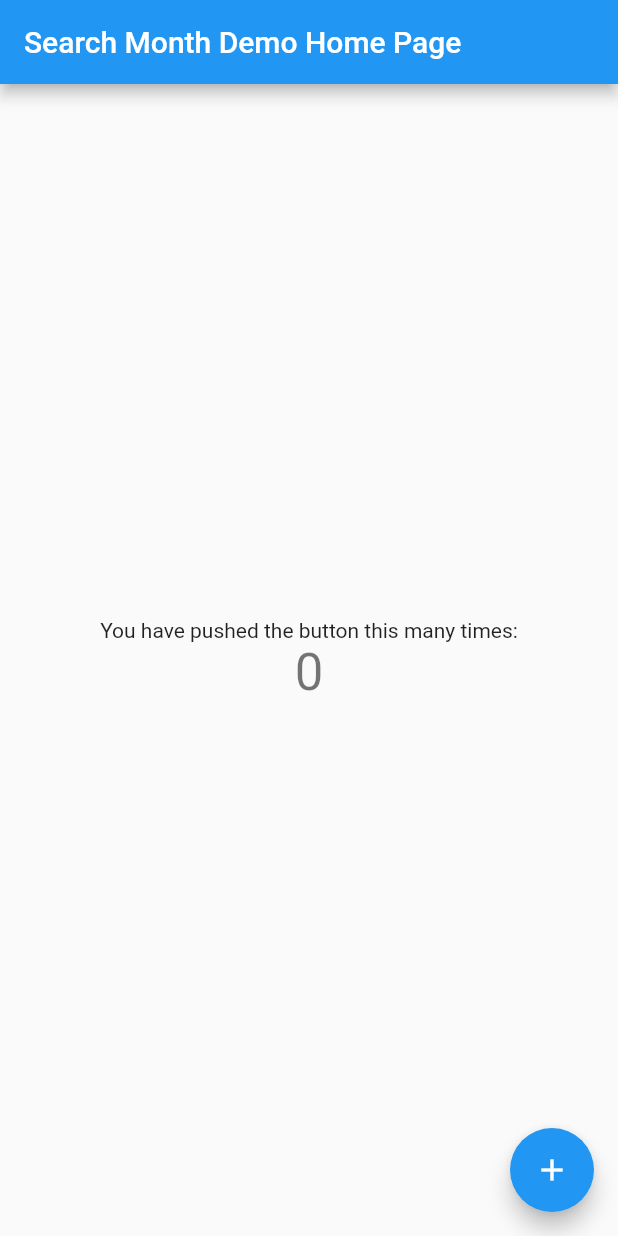
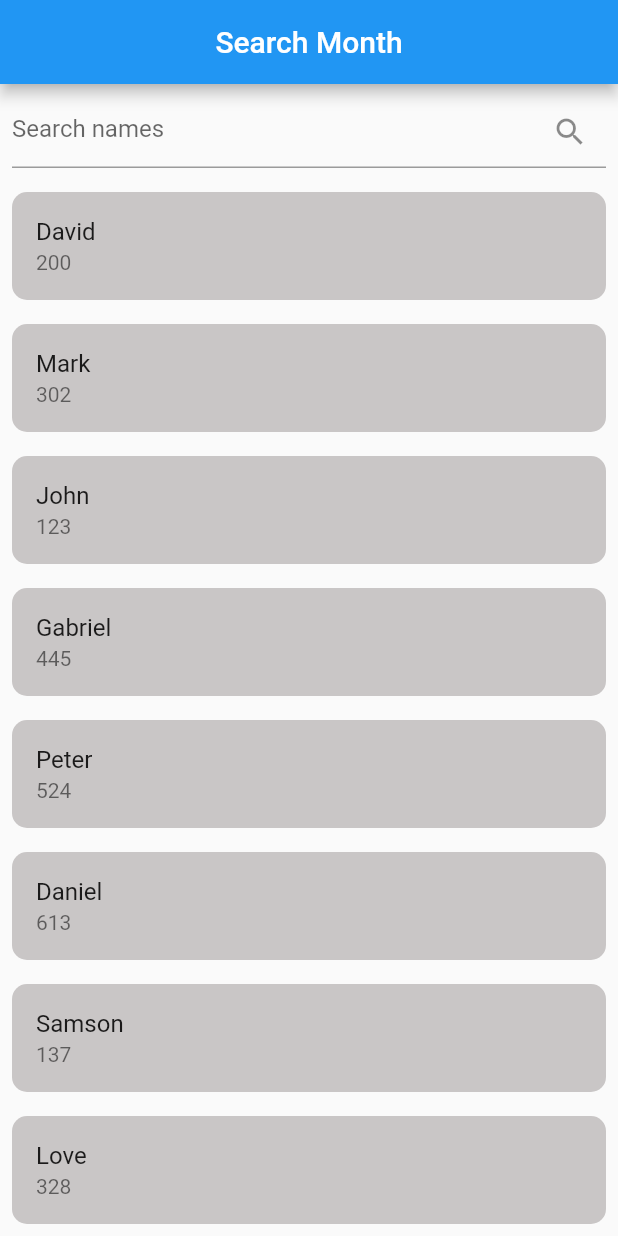
Before and after one commit to ClementPeter/search, a Flutter app: the screen it shows after launch, on a phone screen of 412 x 824 dp. Run offline on Flutter 3.47's test engine with Material 2 defaults, Android fonts, the phone set to English and light mode, and no system bars.

Commit message:
✨ Search functionality

```diff
--- a/lib/main.dart
+++ b/lib/main.dart
@@ -1,4 +1,5 @@
 import 'package:flutter/material.dart';
+import 'package:search/models/data.dart';
 
 void main() {
   runApp(const MyApp());
@@ -14,7 +15,7 @@ class MyApp extends StatelessWidget {
       theme: ThemeData(
         primarySwatch: Colors.blue,
       ),
-      home: const MyHomePage(title: 'Search Month Demo Home Page'),
+      home: const MyHomePage(title: 'Search Month'),
     );
   }
 }
@@ -29,39 +30,77 @@ class MyHomePage extends StatefulWidget {
 }
 
 class _MyHomePageState extends State<MyHomePage> {
-  int _counter = 0;
+  TextEditingController controller = TextEditingController();
 
-  void _incrementCounter() {
-    setState(() {
-      _counter++;
-    });
-  }
+  int?
+      dataLength; //variable to the text.lenght of the searched item in the TextFormField
 
+  List<Data>?
+      data; //variable that stores the full content search item after the user has searh
   @override
   Widget build(BuildContext context) {
     return Scaffold(
-      appBar: AppBar(
-        title: Text(widget.title),
-      ),
-      body: Center(
-        child: Column(
-          mainAxisAlignment: MainAxisAlignment.center,
-          children: <Widget>[
-            const Text(
-              'You have pushed the button this many times:',
+        appBar: AppBar(
+          title: Text(widget.title),
+          centerTitle: true,
+        ),
+        //Contains our TextFormfield for search
+        body: ListView(
+          children: [
+            Padding(
+              padding: const EdgeInsets.all(8.0),
+              child: TextFormField(
+                controller: controller,
+                onChanged: ((value) {
+                //  print(":::::::::::::::::::onchanged $value");
+                  setState(() {
+                    //Get the lenght of the "value" typed
+                    dataLength = socialData
+                        .where((element) =>
+                            element.title!.toLowerCase().startsWith(value))
+                        .length;
+                    print(":::::::::::::::::::onchanged $dataLength");
+
+                    //get the searched value
+                    data = socialData
+                        .where((element) =>
+                            element.title!.toLowerCase().startsWith(value))
+                        .toList();
+                    print(":::::::::::::::::::onchanged $data");
+                  });
+                }),
+                // onEditingComplete: (() {
+                //   print(
+                //       ":::::::::::::::::::onEditingcomplete ${controller.text}");
+                // }),
+                decoration: InputDecoration(
+                  hintText: "Search names",
+                  suffixIcon: GestureDetector(
+                    onTap: () {},
+                    child: const  Icon(
+                      Icons.search,
+                    ),
+                  ),
+                ),
+              ),
             ),
-            Text(
-              '$_counter',
-              style: Theme.of(context).textTheme.headline4,
-            ),
+            ...List.generate(socialData.length, (index) {
+              final snapshot = socialData[index];
+
+              return Padding(
+                padding: const EdgeInsets.all(8.0),
+                child: ListTile(
+                  shape: RoundedRectangleBorder(
+                    // side: BorderSide(width: 2, color: Colors.amberAccent),
+                    borderRadius: BorderRadius.circular(10),
+                  ),
+                  tileColor: Color.fromARGB(255, 201, 198, 198),
+                  title: Text(snapshot.title!),
+                  subtitle: Text(snapshot.number!.toString()),
+                ),
+              );
+            })
           ],
-        ),
-      ),
-      floatingActionButton: FloatingActionButton(
-        onPressed: _incrementCounter,
-        tooltip: 'Increment',
-        child: const Icon(Icons.add),
-      ),
-    );
+        ));
   }
 }
--- a/lib/models/data.dart
+++ b/lib/models/data.dart
@@ -1,21 +1,24 @@
-class Month {
-  String? month;
+class Data {
+  String? title;
   int? number;
 
-  Month({this.month, this.number});
+  Data({this.title, this.number});
 }
 
-List<Month> yearMonth = [
-  Month(month: "January", number: 1),
-  Month(month: "Feburary", number: 2),
-  Month(month: "March", number: 3),
-  Month(month: "April", number: 4),
-  Month(month: "May", number: 5),
-  Month(month: "June", number: 6),
-  Month(month: "July", number: 7),
-  Month(month: "August", number: 8),
-  Month(month: "September", number: 9),
-  Month(month: "October", number: 10),
-  Month(month: "November", number: 11),
-  Month(month: "December", number: 12),
+//List of Data we arew going to be searching from
+List<Data> socialData = [
+  Data(title: "David", number: 200),
+  Data(title: "Mark", number: 302),
+  Data(title: "John", number: 123),
+  Data(title: "Gabriel", number: 445),
+  Data(title: "Peter", number: 524),
+  Data(title: "Daniel", number: 613),
+  Data(title: "Samson", number: 137),
+  Data(title: "Love", number: 328),
+  Data(title: "Thomas", number: 429),
+  Data(title: "Jeremiah", number: 410),
+  Data(title: "Micheal", number: 112),
+  Data(title: "Matthew", number: 141),
+  Data(title: "Joshua", number: 126),
+  Data(title: "Joseph", number: 126),
 ];
```
